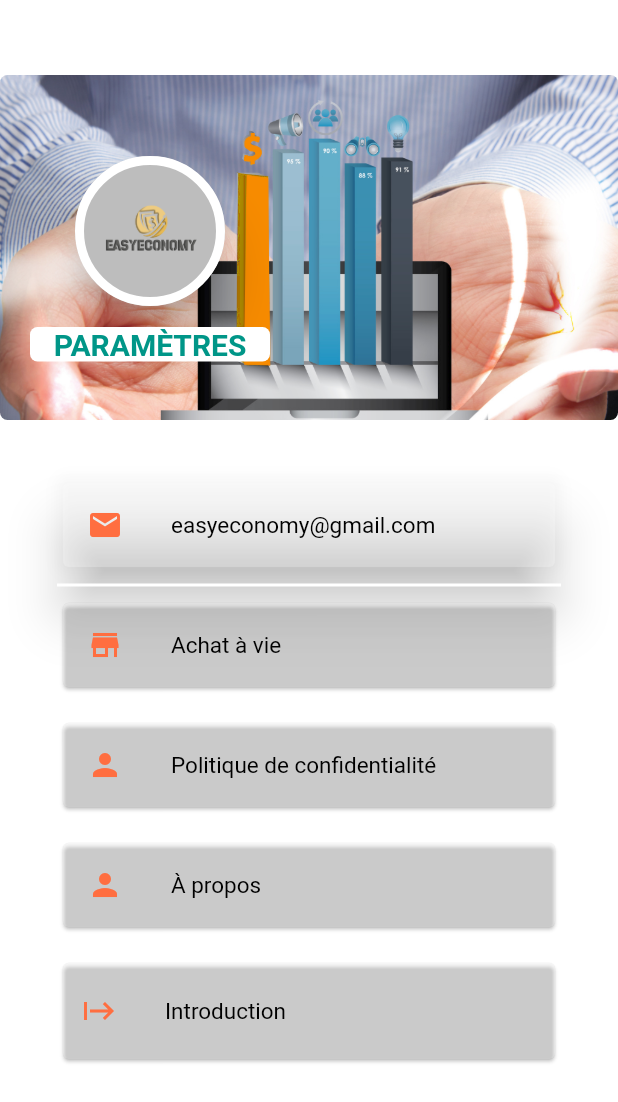
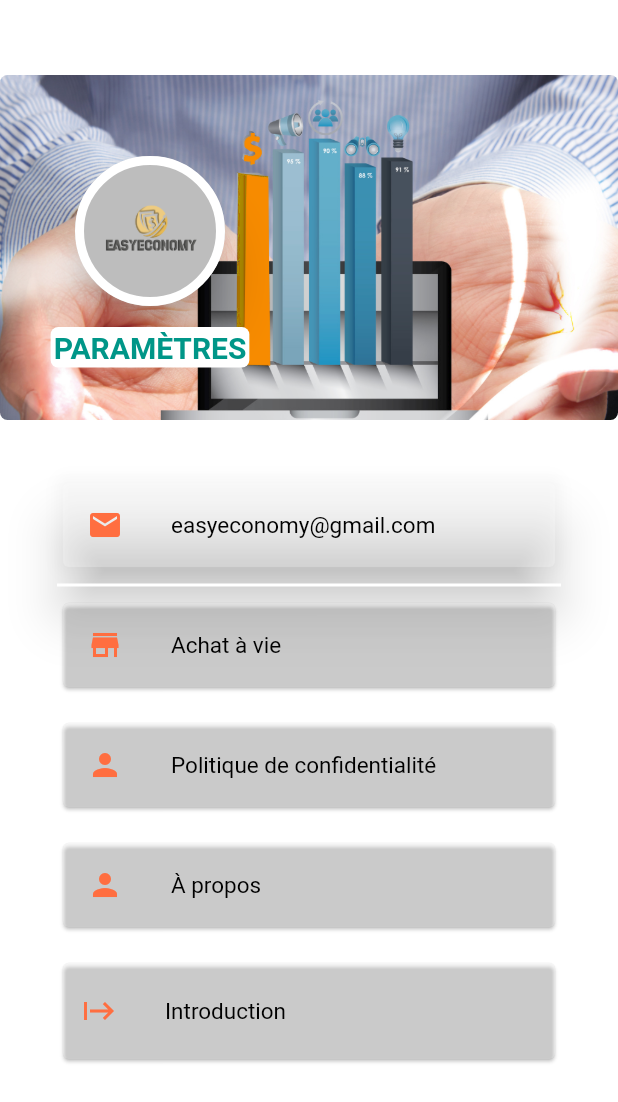
Before and after one commit to NOA-FASHION/easyEconomy, a Flutter app: the Setting screen opened directly, on a phone screen of 412 x 824 dp. Shown: the top 1102 px of the screen. Run offline on Flutter 3.47's test engine with Material 2 defaults, Android fonts, the phone set to English and light mode, and no system bars; our stand-ins replace accordion, avatar_glow, circle_nav_bar, draggable_home, flip_card, google_fonts and 8 more; missing offline and left inert: currency_textfield, flutter_document_picker, flutter_pie_chart, intro_views_flutter, loading_overlay_pro, marquee_text and 4 more; accounts and stored records are empty.

Commit message:
version final

```diff
--- a/lib/screens/setting.dart
+++ b/lib/screens/setting.dart
@@ -202,12 +202,13 @@ class _SettingState extends State<Setting> {
         color: Colors.white,
         borderRadius: BorderRadius.circular(5.0),
       ),
-      width: 160,
       margin: const EdgeInsets.all(10),
-      alignment: AlignmentDirectional.center,
-      child: Text('PARAMÈTRES',
-          style: TextStyle(
-              fontSize: 20, color: Colors.teal, fontWeight: FontWeight.bold)),
+      child: Padding(
+        padding: const EdgeInsets.all(2.0),
+        child: Text('PARAMÈTRES',
+            style: TextStyle(
+                fontSize: 20, color: Colors.teal, fontWeight: FontWeight.bold)),
+      ),
     );
   }
 
@@ -241,7 +242,7 @@ class _SettingState extends State<Setting> {
                   onTap: () {
                     Navigator.push(
                         context,
-                            WaveTransition(
+                        WaveTransition(
                             center: FractionalOffset(0.90, 0.90),
                             duration: Duration(milliseconds: 1000),
                             child: ChangeNotifierProvider.value(
@@ -299,7 +300,7 @@ class _SettingState extends State<Setting> {
                   onTap: () {
                     Navigator.push(
                         context,
-                            WaveTransition(
+                        WaveTransition(
                             center: FractionalOffset(0.90, 0.90),
                             duration: Duration(milliseconds: 1000),
                             child: ChangeNotifierProvider.value(
```
Also changed, not shown: lib/screens/homeEconomy.dart (+8 -14 lines), lib/screens/introViews.dart (+17 -7 lines).
